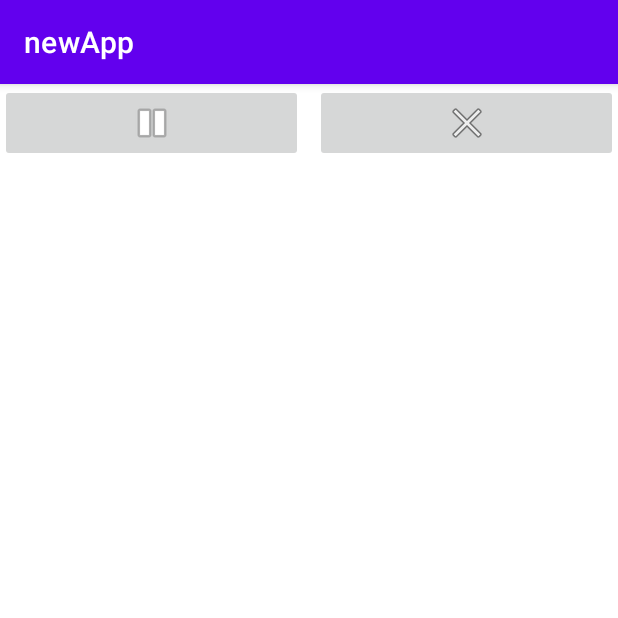
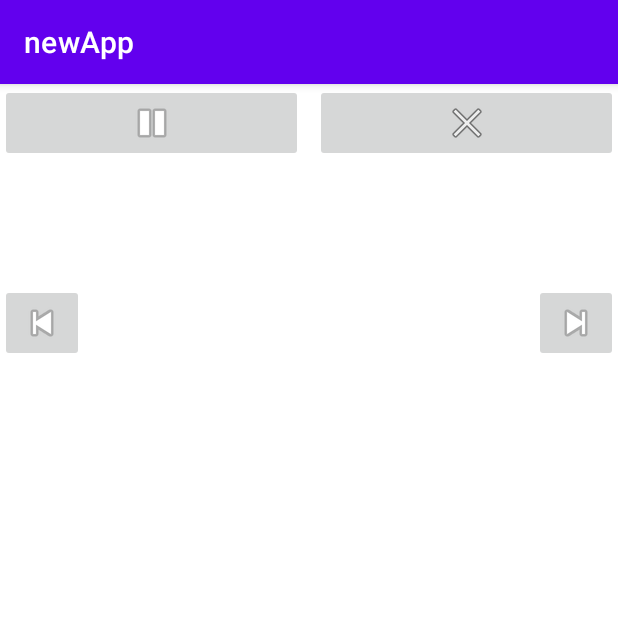
Before and after one commit to Yandexxxtation/Kursach, an Android app: the MainActivity screen opened directly, with no data from a screen before it, after a tap on an icon or button, on a phone screen of 412 x 824 dp, the top half of it. Run offline under Robolectric (Android 15) with nearby library versions, the phone set to English and light mode, and no system bars.

Commit message:
Автовкл. треков, кнопка вперёд, оптимизация
Осталась кнопка назад

```diff
--- a/app/src/main/java/com/example/newapp/MainActivity.kt
+++ b/app/src/main/java/com/example/newapp/MainActivity.kt
@@ -3,7 +3,6 @@ package com.example.newapp
 import android.media.MediaPlayer
 import android.media.AsyncPlayer
 import android.os.Bundle
-import android.provider.MediaStore.Audio.Media
 import android.view.View
 import android.widget.Button
 import android.widget.ImageButton
@@ -12,24 +11,28 @@ import androidx.appcompat.app.AppCompatActivity
 import androidx.core.view.isVisible
 import kotlin.random.Random
 
-
 class MainActivity : AppCompatActivity() {
     var mPlayer: MediaPlayer? = null
+    //var mPlayer1: MediaPlayer? = null пока не используется
     var playButton: ImageButton? = null
     var pauseButton: ImageButton? = null
     var stopButton: ImageButton? = null
-    var RandomTrackValue = (1..2).random()
+    var previousButton: ImageButton? = null
+    var nextButton: ImageButton? = null
     var stopIsActive: Boolean = true
     override fun onCreate(savedInstanceState: Bundle?) {
         super.onCreate(savedInstanceState)
         setContentView(R.layout.activity_main)
-        mPlayer = MediaPlayer.create(this, R.raw.first)
-        mPlayer!!.setOnCompletionListener { stopPlay() }
         playButton = findViewById(R.id.playButton)
         pauseButton = findViewById(R.id.pauseButton)
         stopButton = findViewById(R.id.stopButton)
+        previousButton = findViewById(R.id.previousButton)
+        nextButton = findViewById(R.id.nextButton)
+        stopButton = findViewById(R.id.stopButton)
         pauseButton?.setEnabled(false) // костыль
         stopButton?.setEnabled(false) // костыль
+        nextButton?.setEnabled(false) // костыль
+        previousButton?.setEnabled(false) // костыль
     }
 
     private fun stopPlay() {
@@ -37,6 +40,8 @@ class MainActivity : AppCompatActivity() {
         mPlayer!!.stop()
         pauseButton!!.isEnabled = false
         stopButton!!.isEnabled = false
+        nextButton!!.isEnabled = false
+        previousButton!!.isEnabled = false
         try {
             mPlayer!!.prepare()
             mPlayer!!.seekTo(0)
@@ -46,21 +51,50 @@ class MainActivity : AppCompatActivity() {
         }
     }
 
-    fun play(view: View?) {
-        if(stopIsActive == true) {
-            RandomTrackValue = (1..2).random()
-            when (RandomTrackValue) {
-                1 -> mPlayer = MediaPlayer.create(this, R.raw.first)
-                2 -> mPlayer = MediaPlayer.create(this, R.raw.second)
-            }
+    fun chooseSong(){
+        when ((1..3).random()) {
+            1 -> mPlayer = MediaPlayer.create(this, R.raw.first)
+            2 -> mPlayer = MediaPlayer.create(this, R.raw.second)
+            3 -> mPlayer = MediaPlayer.create(this, R.raw.rain)
         }
+    }
+
+    fun playSettings(){
         stopIsActive = false
         mPlayer!!.start()
         playButton!!.isVisible = false
         pauseButton!!.isVisible = true
         pauseButton!!.isEnabled = true
         stopButton!!.isEnabled = true
+        nextButton!!.isEnabled = true
+        previousButton!!.isEnabled = true
+        mPlayer!!.setOnCompletionListener { next() }
     }
+
+    fun previous(){
+
+    }
+
+    fun next() {
+        mPlayer!!.stop()
+        chooseSong()
+        playSettings()
+        //mPlayer?.setNextMediaPlayer(mPlayer1) /////////////// ВАЖНО!!! Пока не используется
+    }
+    fun nextTrack(view: View?)
+    {
+        next()
+    }
+
+    fun play() {
+        if(stopIsActive == true) chooseSong()
+        playSettings()
+
+    }
+    fun playMusic(view: View?){
+        play()
+    }
+
 
     fun pause(view: View?) {
         stopIsActive = false
@@ -68,6 +102,8 @@ class MainActivity : AppCompatActivity() {
         playButton!!.isVisible = true
         pauseButton!!.isVisible = false
         stopButton!!.isEnabled = true
+        nextButton!!.isEnabled = true
+        previousButton!!.isEnabled = true
     }
 
     fun stop(view: View?) {
--- a/app/src/main/res/layout/activity_main.xml
+++ b/app/src/main/res/layout/activity_main.xml
@@ -5,48 +5,6 @@
     xmlns:tools="http://schemas.android.com/tools"
     android:layout_width="match_parent"
     android:layout_height="match_parent">
-
-    <Button
-        android:id="@+id/playButton1"
-        android:visibility="invisible"
-        android:layout_width="0dp"
-        android:layout_height="wrap_content"
-        android:layout_marginEnd="210dp"
-        android:onClick="play"
-        android:text="Play"
-        app:layout_constraintEnd_toEndOf="parent"
-        app:layout_constraintLeft_toLeftOf="parent"
-        app:layout_constraintRight_toLeftOf="@id/pauseButton"
-        app:layout_constraintStart_toStartOf="parent"
-        app:layout_constraintTop_toTopOf="@+id/pauseButton" />
-
-    <Button
-        android:id="@+id/pauseButton1"
-        android:layout_width="0dp"
-        android:layout_height="wrap_content"
-        android:layout_marginEnd="210dp"
-        android:onClick="pause"
-        android:text="Pause"
-        android:visibility="invisible"
-        app:layout_constraintEnd_toEndOf="parent"
-        app:layout_constraintLeft_toRightOf="@id/playButton"
-        app:layout_constraintRight_toLeftOf="@id/stopButton"
-        app:layout_constraintStart_toStartOf="parent"
-        app:layout_constraintTop_toTopOf="parent" />
-
-    <Button
-        android:id="@+id/stopButton1"
-        android:visibility="invisible"
-        android:layout_width="0dp"
-        android:layout_height="wrap_content"
-        android:layout_marginStart="210dp"
-        android:onClick="stop"
-        android:text="Stop"
-        app:layout_constraintEnd_toEndOf="parent"
-        app:layout_constraintLeft_toRightOf="@id/pauseButton"
-        app:layout_constraintRight_toRightOf="parent"
-        app:layout_constraintStart_toStartOf="parent"
-        app:layout_constraintTop_toTopOf="parent" />
 
     <ImageButton
         android:id="@+id/pauseButton"
@@ -68,7 +26,7 @@
         android:layout_width="0dp"
         android:layout_height="wrap_content"
         android:layout_marginEnd="210dp"
-        android:onClick="play"
+        android:onClick="playMusic"
         android:text="Play"
         app:layout_constraintEnd_toEndOf="parent"
         app:layout_constraintLeft_toLeftOf="parent"
@@ -91,4 +49,25 @@
         app:layout_constraintStart_toStartOf="parent"
         app:layout_constraintTop_toTopOf="parent" />
 
+    <ImageButton
+        android:id="@+id/nextButton"
+        android:layout_width="wrap_content"
+        android:layout_height="wrap_content"
+        android:layout_marginBottom="450dp"
+        app:layout_constraintBottom_toBottomOf="parent"
+        app:layout_constraintEnd_toEndOf="parent"
+        app:layout_constraintTop_toTopOf="parent"
+        android:onClick="nextTrack"
+        app:srcCompat="@android:drawable/ic_media_next" />
+
+    <ImageButton
+        android:id="@+id/previousButton"
+        android:layout_width="wrap_content"
+        android:layout_height="wrap_content"
+        android:layout_marginBottom="450dp"
+        app:layout_constraintBottom_toBottomOf="parent"
+        app:layout_constraintStart_toStartOf="parent"
+        app:layout_constraintTop_toTopOf="parent"
+        app:srcCompat="@android:drawable/ic_media_previous" />
+
 </androidx.constraintlayout.widget.ConstraintLayout>
```
Also changed, not shown: 2 other files.
